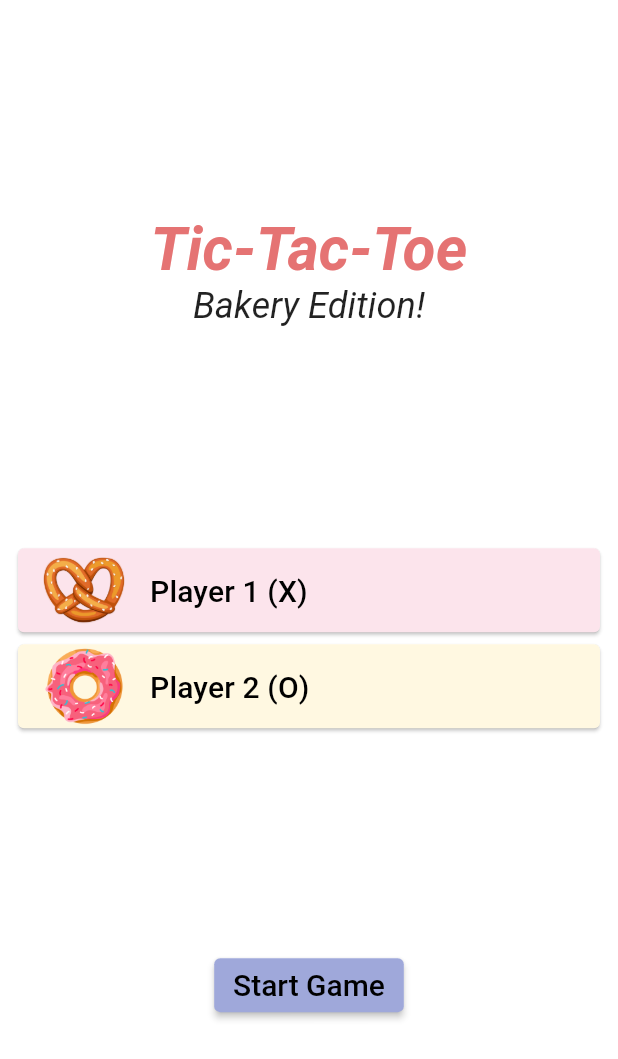
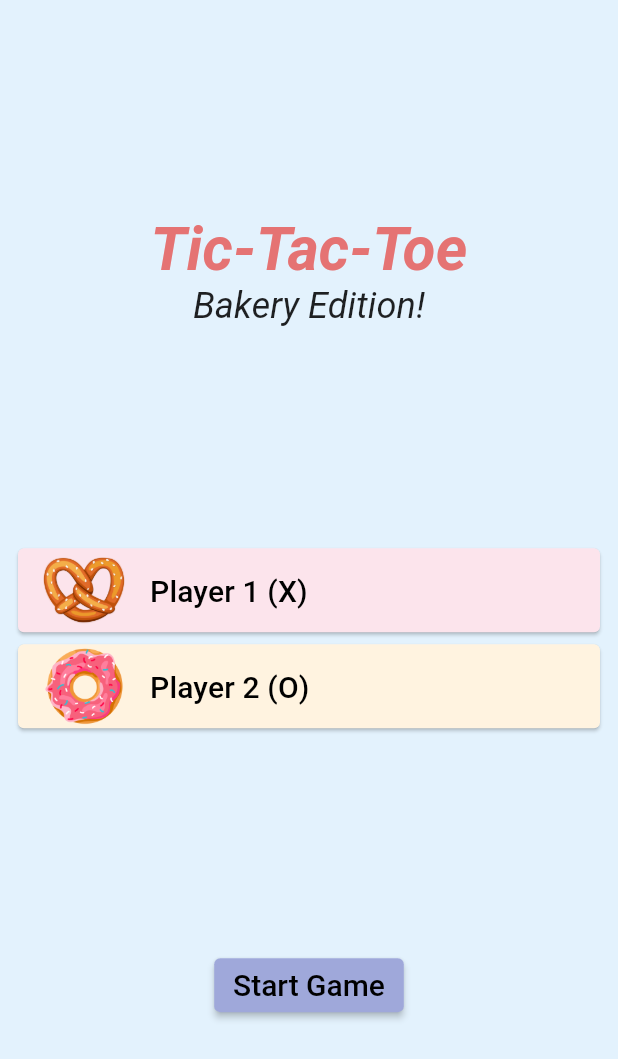
Before and after one commit to trelucio/tic-tac-toe, a Flutter app: the screen it shows after launch, on a phone screen of 412 x 824 dp. Shown: the top 1059 px of the screen. Run offline on Flutter 3.47's test engine with Material 2 defaults, Android fonts, the phone set to English and light mode, and no system bars.

Commit message:
minor changes

```diff
--- a/lib/screens/instructions.dart
+++ b/lib/screens/instructions.dart
@@ -5,6 +5,7 @@ class Instructions extends StatelessWidget {
   @override
   Widget build(BuildContext context) {
     return Scaffold(
+      backgroundColor: Colors.blue[50],
         body: Column(
       crossAxisAlignment: CrossAxisAlignment.center,
       mainAxisAlignment: MainAxisAlignment.spaceEvenly,
@@ -31,7 +32,7 @@ class Instructions extends StatelessWidget {
                         style: Theme.of(context).textTheme.subtitle2,
                       ))),
               Card(
-                  color: Colors.amber[50],
+                  color: Colors.orange[50],
                   child: ListTile(
                       leading: Image.asset('assets/donut.png'),
                       title: Text(
```
Also changed, not shown: lib/screens/tictactoe.dart (+12 -3 lines).
